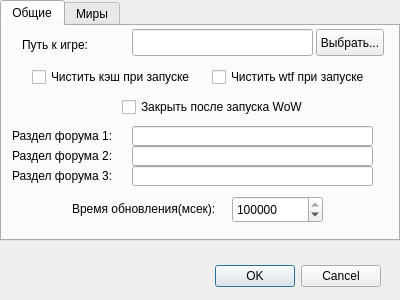
This is src/gui/form/settingsform.ui in mynew1/Circle-Launcher as Qt 5 draws it before an edit. The edited form follows.
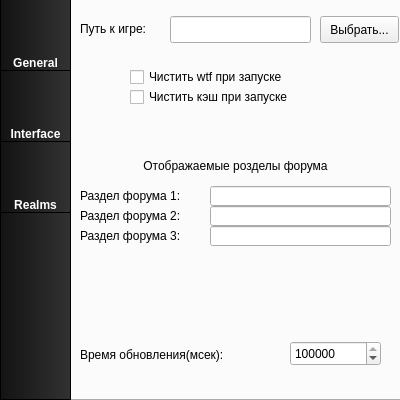
This is the edited form. Icons and pictures are not drawn.

Patch:
```diff
--- a/src/gui/form/settingsform.ui
+++ b/src/gui/form/settingsform.ui
@@ -1,19 +1,19 @@
 <?xml version="1.0" encoding="UTF-8"?>
 <ui version="4.0">
  <class>SettingsForm</class>
- <widget class="QDialog" name="SettingsForm">
+ <widget class="QWidget" name="SettingsForm">
   <property name="geometry">
    <rect>
     <x>0</x>
     <y>0</y>
     <width>400</width>
-    <height>300</height>
+    <height>400</height>
    </rect>
   </property>
   <property name="maximumSize">
    <size>
     <width>400</width>
-    <height>300</height>
+    <height>400</height>
    </size>
   </property>
   <property name="windowTitle">
@@ -24,31 +24,20 @@
 font: 9pt &quot;Arial&quot;;
 </string>
   </property>
-  <widget class="QDialogButtonBox" name="buttonBox">
-   <property name="geometry">
-    <rect>
-     <x>40</x>
-     <y>260</y>
-     <width>341</width>
-     <height>32</height>
-    </rect>
-   </property>
-   <property name="orientation">
-    <enum>Qt::Horizontal</enum>
-   </property>
-   <property name="standardButtons">
-    <set>QDialogButtonBox::Cancel|QDialogButtonBox::Ok</set>
-   </property>
-  </widget>
   <widget class="QTabWidget" name="tabWidget">
    <property name="geometry">
     <rect>
-     <x>0</x>
-     <y>0</y>
-     <width>400</width>
-     <height>241</height>
+     <x>70</x>
+     <y>-30</y>
+     <width>331</width>
+     <height>431</height>
     </rect>
    </property>
+   <property name="styleSheet">
+    <string notr="true">QTabWidget {
+    border:none;
+}</string>
+   </property>
    <property name="currentIndex">
     <number>0</number>
    </property>
@@ -59,8 +48,8 @@
     <widget class="QLabel" name="label">
      <property name="geometry">
       <rect>
-       <x>20</x>
-       <y>10</y>
+       <x>10</x>
+       <y>24</y>
        <width>91</width>
        <height>17</height>
       </rect>
@@ -72,9 +61,9 @@
     <widget class="QLineEdit" name="gamePath">
      <property name="geometry">
       <rect>
-       <x>130</x>
-       <y>3</y>
-       <width>181</width>
+       <x>100</x>
+       <y>20</y>
+       <width>141</width>
        <height>27</height>
       </rect>
      </property>
@@ -82,9 +71,9 @@
     <widget class="QPushButton" name="browseButton">
      <property name="geometry">
       <rect>
-       <x>314</x>
-       <y>3</y>
-       <width>68</width>
+       <x>250</x>
+       <y>20</y>
+       <width>79</width>
        <height>27</height>
       </rect>
      </property>
@@ -95,9 +84,9 @@
     <widget class="QCheckBox" name="cacheCheck">
      <property name="geometry">
       <rect>
-       <x>30</x>
-       <y>40</y>
-       <width>171</width>
+       <x>60</x>
+       <y>90</y>
+       <width>231</width>
        <height>22</height>
       </rect>
      </property>
@@ -108,9 +97,9 @@
     <widget class="QCheckBox" name="wtfCheck">
      <property name="geometry">
       <rect>
-       <x>210</x>
-       <y>40</y>
-       <width>171</width>
+       <x>60</x>
+       <y>70</y>
+       <width>221</width>
        <height>22</height>
       </rect>
      </property>
@@ -121,9 +110,9 @@
     <widget class="QLabel" name="label_2">
      <property name="geometry">
       <rect>
-       <x>70</x>
-       <y>174</y>
-       <width>161</width>
+       <x>10</x>
+       <y>350</y>
+       <width>191</width>
        <height>17</height>
       </rect>
      </property>
@@ -134,10 +123,10 @@
     <widget class="QSpinBox" name="updateTime">
      <property name="geometry">
       <rect>
-       <x>230</x>
-       <y>170</y>
+       <x>220</x>
+       <y>345</y>
        <width>91</width>
-       <height>27</height>
+       <height>25</height>
       </rect>
      </property>
      <property name="maximum">
@@ -151,8 +140,8 @@
      <property name="geometry">
       <rect>
        <x>10</x>
-       <y>100</y>
-       <width>111</width>
+       <y>190</y>
+       <width>131</width>
        <height>20</height>
       </rect>
      </property>
@@ -164,8 +153,8 @@
      <property name="geometry">
       <rect>
        <x>10</x>
-       <y>120</y>
-       <width>111</width>
+       <y>210</y>
+       <width>131</width>
        <height>20</height>
       </rect>
      </property>
@@ -177,8 +166,8 @@
      <property name="geometry">
       <rect>
        <x>10</x>
-       <y>140</y>
-       <width>111</width>
+       <y>230</y>
+       <width>131</width>
        <height>20</height>
       </rect>
      </property>
@@ -189,9 +178,9 @@
     <widget class="QLineEdit" name="forum1">
      <property name="geometry">
       <rect>
-       <x>130</x>
-       <y>100</y>
-       <width>241</width>
+       <x>140</x>
+       <y>190</y>
+       <width>181</width>
        <height>20</height>
       </rect>
      </property>
@@ -199,9 +188,9 @@
     <widget class="QLineEdit" name="forum2">
      <property name="geometry">
       <rect>
-       <x>130</x>
-       <y>120</y>
-       <width>241</width>
+       <x>140</x>
+       <y>210</y>
+       <width>181</width>
        <height>20</height>
       </rect>
      </property>
@@ -209,19 +198,40 @@
     <widget class="QLineEdit" name="forum3">
      <property name="geometry">
       <rect>
-       <x>130</x>
-       <y>140</y>
-       <width>241</width>
+       <x>140</x>
+       <y>230</y>
+       <width>181</width>
        <height>20</height>
       </rect>
      </property>
     </widget>
+    <widget class="QLabel" name="label_8">
+     <property name="geometry">
+      <rect>
+       <x>30</x>
+       <y>160</y>
+       <width>271</width>
+       <height>20</height>
+      </rect>
+     </property>
+     <property name="text">
+      <string>Отображаемые розделы форума</string>
+     </property>
+     <property name="alignment">
+      <set>Qt::AlignCenter</set>
+     </property>
+    </widget>
+   </widget>
+   <widget class="QWidget" name="tab">
+    <attribute name="title">
+     <string>Интерфейс</string>
+    </attribute>
     <widget class="QCheckBox" name="exitCheck">
      <property name="geometry">
       <rect>
-       <x>120</x>
-       <y>70</y>
-       <width>201</width>
+       <x>40</x>
+       <y>20</y>
+       <width>241</width>
        <height>22</height>
       </rect>
      </property>
@@ -324,6 +334,95 @@
     </widget>
    </widget>
   </widget>
+  <widget class="QWidget" name="leftWidget" native="true">
+   <property name="geometry">
+    <rect>
+     <x>0</x>
+     <y>0</y>
+     <width>71</width>
+     <height>400</height>
+    </rect>
+   </property>
+   <property name="styleSheet">
+    <string notr="true">QWidget#leftWidget{
+	background-color: qlineargradient(spread:pad, x1:0, y1:0, x2:1, y2:0, stop:0 rgb(19,19,19), stop:1 rgb(50,50,50));
+	border: 1px solid rgb(0,0,0);
+}
+
+QPushButton{
+	font: 8pt &quot;Arial&quot;;
+	color: white;
+	font-weight: bold;
+	border:none;
+	background-color: qlineargradient(spread:pad, x1:0, y1:0, x2:1, y2:0, stop:0 rgb(19,19,19), stop:1 rgb(50,50,50));
+	border-bottom: 1px solid rgb(0,0,0);
+}
+
+QPushButton:hover {
+	 background-color: rgb(76, 76, 76);
+}</string>
+   </property>
+   <widget class="QPushButton" name="generalButton">
+    <property name="geometry">
+     <rect>
+      <x>1</x>
+      <y>0</y>
+      <width>69</width>
+      <height>71</height>
+     </rect>
+    </property>
+    <property name="styleSheet">
+     <string notr="true">image: url(:/img/medal.png);</string>
+    </property>
+    <property name="text">
+     <string>
+
+
+
+General</string>
+    </property>
+   </widget>
+   <widget class="QPushButton" name="guiButton">
+    <property name="geometry">
+     <rect>
+      <x>1</x>
+      <y>71</y>
+      <width>69</width>
+      <height>71</height>
+     </rect>
+    </property>
+    <property name="styleSheet">
+     <string notr="true">image: url(:/img/photo.png);</string>
+    </property>
+    <property name="text">
+     <string>
+
+
+
+Interface</string>
+    </property>
+   </widget>
+   <widget class="QPushButton" name="realmsButton">
+    <property name="geometry">
+     <rect>
+      <x>1</x>
+      <y>142</y>
+      <width>69</width>
+      <height>71</height>
+     </rect>
+    </property>
+    <property name="styleSheet">
+     <string notr="true">image: url(:/img/globe.png);</string>
+    </property>
+    <property name="text">
+     <string>
+
+
+
+Realms</string>
+    </property>
+   </widget>
+  </widget>
  </widget>
  <resources/>
  <connections>
```
Left out of the diff: 121 changed lines with no effect on the pictures.
